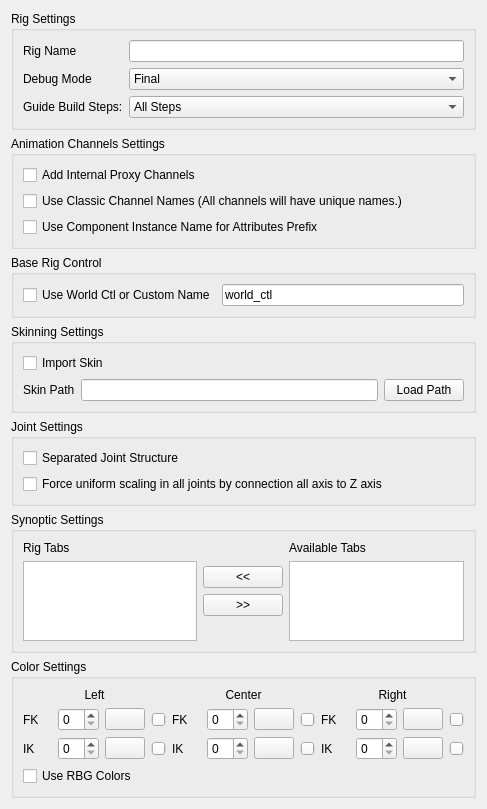
mgear-dev/mgear4, file release/scripts/mgear/shifter/guide_ui.ui: the form before one commit.
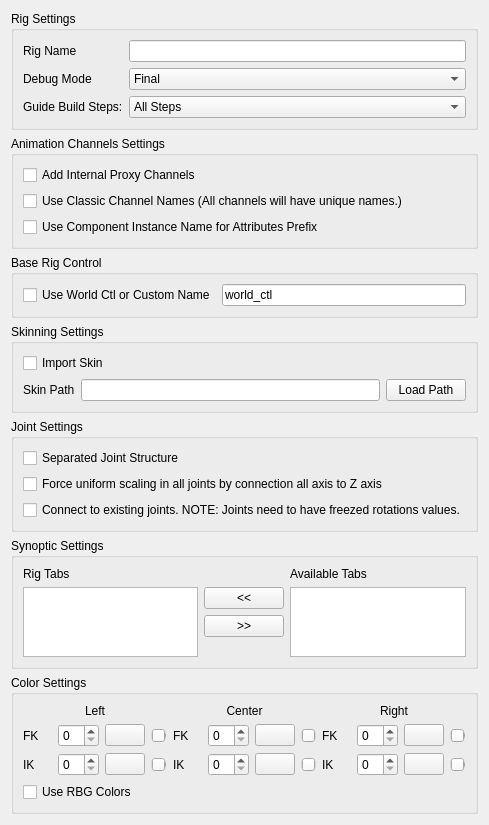
The form after the commit.

Commit message: Shifter: Connect to existing joints Closes #13

```diff
--- a/release/scripts/mgear/shifter/guide_ui.ui
+++ b/release/scripts/mgear/shifter/guide_ui.ui
@@ -40,6 +40,16 @@
         </property>
        </widget>
       </item>
+      <item row="2" column="0">
+       <widget class="QCheckBox" name="connect_joints_checkBox">
+        <property name="toolTip">
+         <string>&lt;html&gt;&lt;head/&gt;&lt;body&gt;&lt;p&gt;When this option is active, mGear Shifter will try to connect to existing joints in the scene&lt;/p&gt;&lt;p&gt;&lt;span style=&quot; font-weight:600;&quot;&gt;WARNING&lt;/span&gt;: The joints need to have the rotation values freeze to 0, 0, 0. &lt;/p&gt;&lt;p&gt;Use Maya's Modify &amp;gt;&amp;gt; Freeze Transformation command to Freeze rotation. Open the command options and ensure only Rotation is freeze, before execute the command&lt;/p&gt;&lt;p&gt;Freeze joint rotations steps:&lt;/p&gt;&lt;p&gt;1. Select all joints to freeze&lt;/p&gt;&lt;p&gt;2. Open Maya's Modify &amp;gt;&amp;gt; Freeze Transformation options and ensure only rotation is checked&lt;/p&gt;&lt;p&gt;3. Apply Modify &amp;gt;&amp;gt; Freeze Transformation&lt;/p&gt;&lt;p&gt;&lt;br/&gt;&lt;/p&gt;&lt;/body&gt;&lt;/html&gt;</string>
+        </property>
+        <property name="text">
+         <string>Connect to existing joints. NOTE: Joints need to have freezed rotations values.</string>
+        </property>
+       </widget>
+      </item>
      </layout>
     </widget>
    </item>
```
The commit also changes 3 other files.
